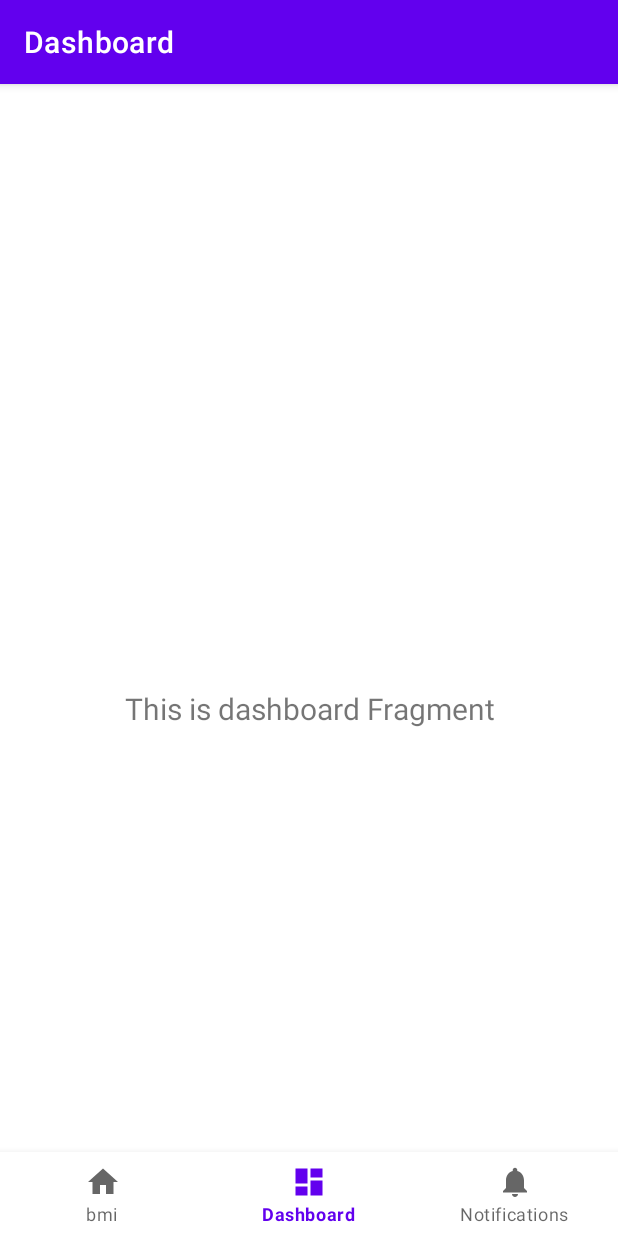
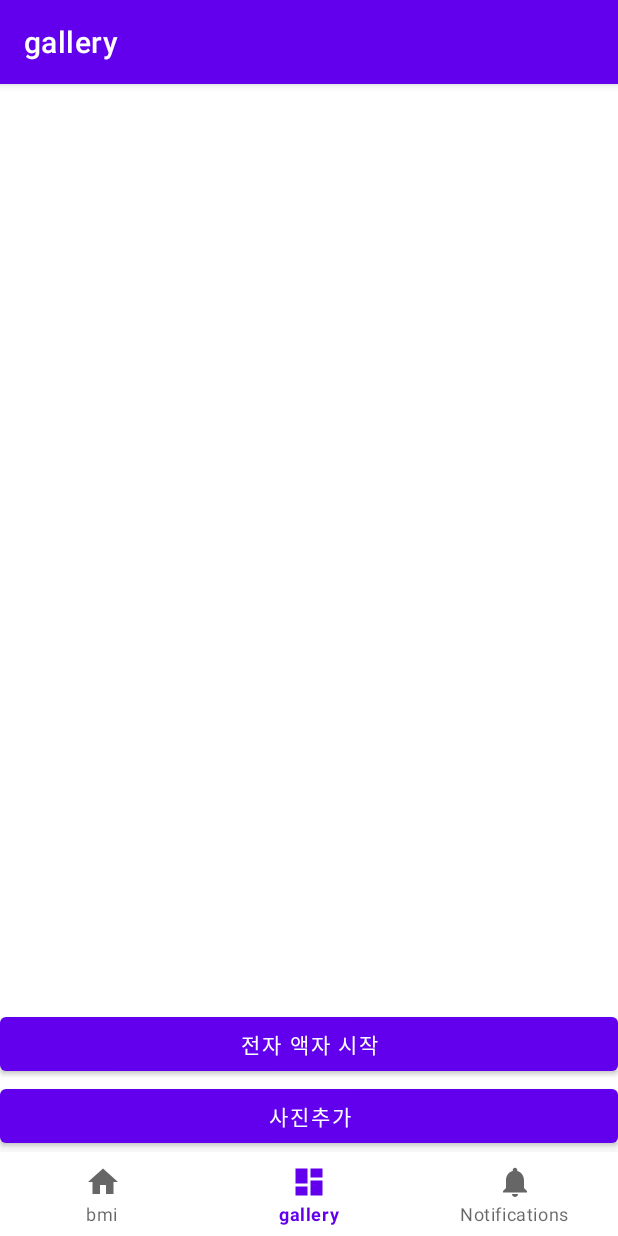
Before and after one commit to jooh95/Android-Kotlin-Study, an Android app: the screen it shows after launch (MainActivity), item 2 of the bottom bar chosen, on a phone screen of 412 x 824 dp. Run offline under Robolectric (Android 15) with nearby library versions, the phone set to English and light mode, and no system bars; our stand-ins replace navigation-ui.

Commit message:
전자액자 기능 추가

```diff
--- a/app/src/main/java/com/example/study/ui/dashboard/DashboardFragment.kt
+++ /dev/null
@@ -1,42 +0,0 @@
-package com.example.study.ui.dashboard
-
-import android.os.Bundle
-import android.view.LayoutInflater
-import android.view.View
-import android.view.ViewGroup
-import android.widget.TextView
-import androidx.fragment.app.Fragment
-import androidx.lifecycle.ViewModelProvider
-import com.example.study.databinding.FragmentDashboardBinding
-
-class DashboardFragment : Fragment() {
-
-    private var _binding: FragmentDashboardBinding? = null
-
-    // This property is only valid between onCreateView and
-    // onDestroyView.
-    private val binding get() = _binding!!
-
-    override fun onCreateView(
-        inflater: LayoutInflater,
-        container: ViewGroup?,
-        savedInstanceState: Bundle?
-    ): View {
-        val dashboardViewModel =
-            ViewModelProvider(this).get(DashboardViewModel::class.java)
-
-        _binding = FragmentDashboardBinding.inflate(inflater, container, false)
-        val root: View = binding.root
-
-        val textView: TextView = binding.textDashboard
-        dashboardViewModel.text.observe(viewLifecycleOwner) {
-            textView.text = it
-        }
-        return root
-    }
-
-    override fun onDestroyView() {
-        super.onDestroyView()
-        _binding = null
-    }
-}
--- /dev/null
+++ b/app/src/main/java/com/example/study/ui/gallery/GalleryFragment.kt
@@ -0,0 +1,140 @@
+package com.example.study.ui.gallery
+
+import android.Manifest
+import android.app.Activity.RESULT_OK
+import android.app.AlertDialog
+import android.content.Intent
+import android.content.pm.PackageManager
+import android.net.Uri
+import android.os.Bundle
+import android.view.LayoutInflater
+import android.view.View
+import android.view.ViewGroup
+import android.widget.ImageView
+import androidx.activity.result.ActivityResultLauncher
+import androidx.activity.result.contract.ActivityResultContracts
+import androidx.core.content.ContextCompat
+import androidx.fragment.app.Fragment
+import com.example.study.databinding.FragmentGalleryBinding
+
+class GalleryFragment : Fragment() {
+
+    private var _binding: FragmentGalleryBinding? = null
+
+    // This property is only valid between onCreateView and
+    // onDestroyView.
+    private val binding get() = _binding!!
+
+    private lateinit var _requestPermission: ActivityResultLauncher<String>
+    private lateinit var _activityResultLauncher: ActivityResultLauncher<Intent>
+
+    private val imageViewList: List<ImageView> by lazy {
+        mutableListOf<ImageView>().apply {
+            add(binding.imageView11)
+            add(binding.imageView12)
+            add(binding.imageView13)
+            add(binding.imageView21)
+            add(binding.imageView22)
+            add(binding.imageView23)
+        }
+    }
+    private val imageUriList: MutableList<Uri> = mutableListOf()
+
+    override fun onCreateView(
+        inflater: LayoutInflater,
+        container: ViewGroup?,
+        savedInstanceState: Bundle?
+    ): View {
+
+        _binding = FragmentGalleryBinding.inflate(inflater, container, false)
+
+        val root: View = binding.root
+
+        _requestPermission =
+            registerForActivityResult(ActivityResultContracts.RequestPermission()) {}
+
+        _activityResultLauncher =
+            registerForActivityResult(ActivityResultContracts.StartActivityForResult()) {
+                if (it.resultCode == RESULT_OK) {
+                    val uri = it.data?.data
+
+                    if (uri != null) {
+                        imageUriList.add(uri)
+                        if (imageUriList.size <= imageViewList.size) {
+                            // 6개까지만 추가 / 6개를 초과할 경우 마지막 사진이 수정됨.
+                            imageViewList[imageUriList.size - 1].setImageURI(uri)
+                        }
+                    }
+                }
+            }
+
+        initAddImageBtn()
+        initStartPhotoFrame()
+
+        return root
+    }
+
+    private fun initStartPhotoFrame() {
+        binding.startPhotoFrameBtn.setOnClickListener {
+            activity?.let {
+                if (imageUriList.isNotEmpty()) {
+                    val intent = Intent(it, PhotoFrameActivity::class.java)
+
+                    imageUriList.forEachIndexed { index, uri ->
+                        intent.putExtra(
+                            "imageUri$index",
+                            uri.toString()
+                        )
+                    }
+                    intent.putExtra("imageUriListSize", imageUriList.size)
+
+                    it.startActivity(intent)
+                }
+            }
+        }
+    }
+
+    private fun initAddImageBtn() {
+        binding.addImageBtn.setOnClickListener {
+            when {
+                ContextCompat.checkSelfPermission(
+                    this.requireContext(),
+                    Manifest.permission.READ_EXTERNAL_STORAGE
+                ) == PackageManager.PERMISSION_GRANTED -> {
+                    navigatePhotos()
+                }
+                shouldShowRequestPermissionRationale(Manifest.permission.READ_EXTERNAL_STORAGE) -> {
+                    showPermissionContextPopup()
+                }
+                else -> {
+                    // 외부 공간 접근 권한 요청
+                    _requestPermission?.launch(Manifest.permission.READ_EXTERNAL_STORAGE)
+                }
+            }
+        }
+    }
+
+    private fun navigatePhotos() {
+        val intent = Intent(Intent.ACTION_GET_CONTENT)
+        intent.type = "image/*"
+        _activityResultLauncher.launch(intent)
+    }
+
+    private fun showPermissionContextPopup() {
+        AlertDialog.Builder(this.context)
+            .setTitle("권한요청")
+            .setMessage("전자액자 앱에서 사진을 불러오기 위해 권한이 필합니다.")
+            .setPositiveButton("동의하기") { _, _ ->
+                // 외부 공간 접근 권한 요청
+                _requestPermission?.launch(Manifest.permission.READ_EXTERNAL_STORAGE)
+            }
+            .setNegativeButton("취소하기") { _, _ -> }
+            .create()
+            .show()
+    }
+
+    override fun onDestroyView() {
+        super.onDestroyView()
+        _binding = null
+    }
+}
--- a/app/src/main/java/com/example/study/ui/dashboard/DashboardViewModel.kt
+++ b/app/src/main/java/com/example/study/ui/gallery/GalleryViewModel.kt
@@ -1,10 +1,10 @@
-package com.example.study.ui.dashboard
+package com.example.study.ui.gallery
 
 import androidx.lifecycle.LiveData
 import androidx.lifecycle.MutableLiveData
 import androidx.lifecycle.ViewModel
 
-class DashboardViewModel : ViewModel() {
+class GalleryViewModel : ViewModel() {
 
     private val _text = MutableLiveData<String>().apply {
         value = "This is dashboard Fragment"
--- a/app/src/main/res/layout/fragment_dashboard.xml
+++ /dev/null
@@ -1,22 +0,0 @@
-<?xml version="1.0" encoding="utf-8"?>
-<androidx.constraintlayout.widget.ConstraintLayout xmlns:android="http://schemas.android.com/apk/res/android"
-    xmlns:app="http://schemas.android.com/apk/res-auto"
-    xmlns:tools="http://schemas.android.com/tools"
-    android:layout_width="match_parent"
-    android:layout_height="match_parent"
-    tools:context=".ui.dashboard.DashboardFragment">
-
-    <TextView
-        android:id="@+id/text_dashboard"
-        android:layout_width="match_parent"
-        android:layout_height="wrap_content"
-        android:layout_marginStart="8dp"
-        android:layout_marginTop="8dp"
-        android:layout_marginEnd="8dp"
-        android:textAlignment="center"
-        android:textSize="20sp"
-        app:layout_constraintBottom_toBottomOf="parent"
-        app:layout_constraintEnd_toEndOf="parent"
-        app:layout_constraintStart_toStartOf="parent"
-        app:layout_constraintTop_toTopOf="parent" />
-</androidx.constraintlayout.widget.ConstraintLayout>
--- /dev/null
+++ b/app/src/main/res/layout/fragment_gallery.xml
@@ -0,0 +1,103 @@
+<?xml version="1.0" encoding="utf-8"?>
+<androidx.constraintlayout.widget.ConstraintLayout xmlns:android="http://schemas.android.com/apk/res/android"
+    xmlns:app="http://schemas.android.com/apk/res-auto"
+    xmlns:tools="http://schemas.android.com/tools"
+    android:layout_width="match_parent"
+    android:layout_height="match_parent"
+    tools:context=".ui.gallery.GalleryFragment">
+
+    <com.google.android.material.bottomnavigation.BottomNavigationView
+        android:id="@+id/_nav_view_hidden"
+        android:layout_width="0dp"
+        android:layout_height="wrap_content"
+        android:layout_marginStart="0dp"
+        android:layout_marginEnd="0dp"
+        android:background="?android:attr/windowBackground"
+        app:layout_constraintBottom_toBottomOf="parent"
+        app:layout_constraintLeft_toLeftOf="parent"
+        app:layout_constraintRight_toRightOf="parent"
+        app:menu="@menu/bottom_nav_menu"
+        android:visibility="invisible"/>
+
+    <LinearLayout
+        android:id="@+id/linearLayout1"
+        android:layout_width="0dp"
+        android:layout_height="0dp"
+        app:layout_constraintDimensionRatio="H,3:1"
+        app:layout_constraintEnd_toEndOf="parent"
+        app:layout_constraintStart_toStartOf="parent"
+        app:layout_constraintTop_toTopOf="parent">
+
+        <ImageView
+            android:id="@+id/imageView11"
+            android:layout_width="0dp"
+            android:layout_height="match_parent"
+            android:layout_weight="1"
+            android:scaleType="centerCrop" />
+
+        <ImageView
+            android:id="@+id/imageView12"
+            android:layout_width="0dp"
+            android:layout_height="match_parent"
+            android:layout_weight="1"
+            android:scaleType="centerCrop" />
+
+        <ImageView
+            android:id="@+id/imageView13"
+            android:layout_width="0dp"
+            android:layout_height="match_parent"
+            android:layout_weight="1"
+            android:scaleType="centerCrop" />
+    </LinearLayout>
+
+    <LinearLayout
+        android:id="@+id/linearLayout2"
+        android:layout_width="0dp"
+        android:layout_height="0dp"
+        app:layout_constraintDimensionRatio="H,3:1"
+        app:layout_constraintEnd_toEndOf="parent"
+        app:layout_constraintStart_toStartOf="parent"
+        app:layout_constraintTop_toBottomOf="@id/linearLayout1">
+
+        <ImageView
+            android:id="@+id/imageView21"
+            android:layout_width="0dp"
+            android:layout_height="match_parent"
+            android:layout_weight="1"
+            android:scaleType="centerCrop" />
+
+        <ImageView
+            android:id="@+id/imageView22"
+            android:layout_width="0dp"
+            android:layout_height="match_parent"
+            android:layout_weight="1"
+            android:scaleType="centerCrop" />
+
+        <ImageView
+            android:id="@+id/imageView23"
+            android:layout_width="0dp"
+            android:layout_height="match_parent"
+            android:layout_weight="1"
+            android:scaleType="centerCrop" />
+    </LinearLayout>
+
+
+    <Button
+        android:id="@+id/startPhotoFrameBtn"
+        android:layout_width="0dp"
+        android:layout_height="wrap_content"
+        android:text="전자 액자 시작"
+        app:layout_constraintBottom_toTopOf="@id/addImageBtn"
+        app:layout_constraintEnd_toEndOf="parent"
+        app:layout_constraintStart_toStartOf="parent" />
+
+    <Button
+        android:id="@+id/addImageBtn"
+        android:layout_width="0dp"
+        android:layout_height="wrap_content"
+        android:text="사진추가"
+        app:layout_constraintBottom_toTopOf="@id/_nav_view_hidden"
+        app:layout_constraintEnd_toEndOf="parent"
+        app:layout_constraintStart_toStartOf="parent" />
+
+</androidx.constraintlayout.widget.ConstraintLayout>
--- a/app/src/main/res/menu/bottom_nav_menu.xml
+++ b/app/src/main/res/menu/bottom_nav_menu.xml
@@ -9,7 +9,7 @@
     <item
         android:id="@+id/navigation_dashboard"
         android:icon="@drawable/ic_dashboard_black_24dp"
-        android:title="@string/title_dashboard" />
+        android:title="@string/title_gallery" />
 
     <item
         android:id="@+id/navigation_notifications"
--- a/app/src/main/res/navigation/mobile_navigation.xml
+++ b/app/src/main/res/navigation/mobile_navigation.xml
@@ -13,9 +13,9 @@
 
     <fragment
         android:id="@+id/navigation_dashboard"
-        android:name="com.example.study.ui.dashboard.DashboardFragment"
-        android:label="@string/title_dashboard"
-        tools:layout="@layout/fragment_dashboard" />
+        android:name="com.example.study.ui.gallery.GalleryFragment"
+        android:label="@string/title_gallery"
+        tools:layout="@layout/fragment_gallery" />
 
     <fragment
         android:id="@+id/navigation_notifications"
--- a/app/src/main/res/values/strings.xml
+++ b/app/src/main/res/values/strings.xml
@@ -12,4 +12,5 @@
     <string name="over_weight">overweight</string>
     <string name="normal_weight">normal range</string>
     <string name="under_weight">underweight</string>
+    <string name="title_gallery">gallery</string>
 </resources>
```
Also changed, not shown: app/src/main/AndroidManifest.xml (+10 -1 lines), app/src/main/java/com/example/study/ui/gallery/PhotoFrameActivity.kt (added, +67 -0 lines), app/src/main/res/layout/activity_photo_frame.xml (added, +17 -0 lines), 5 other files.
